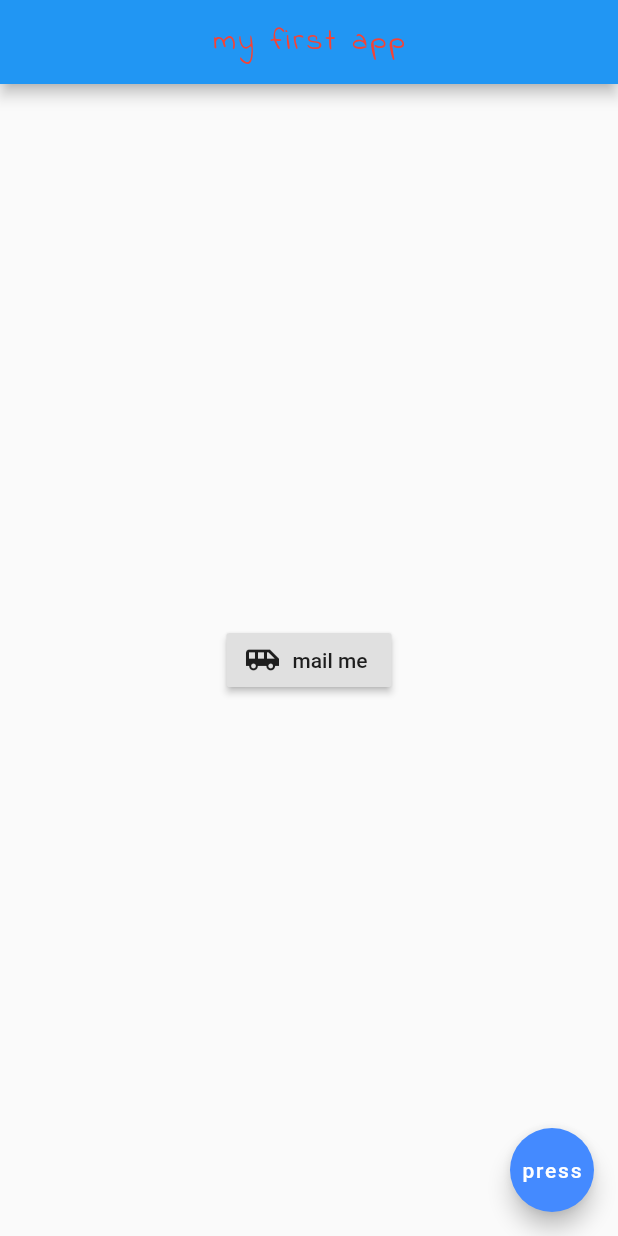
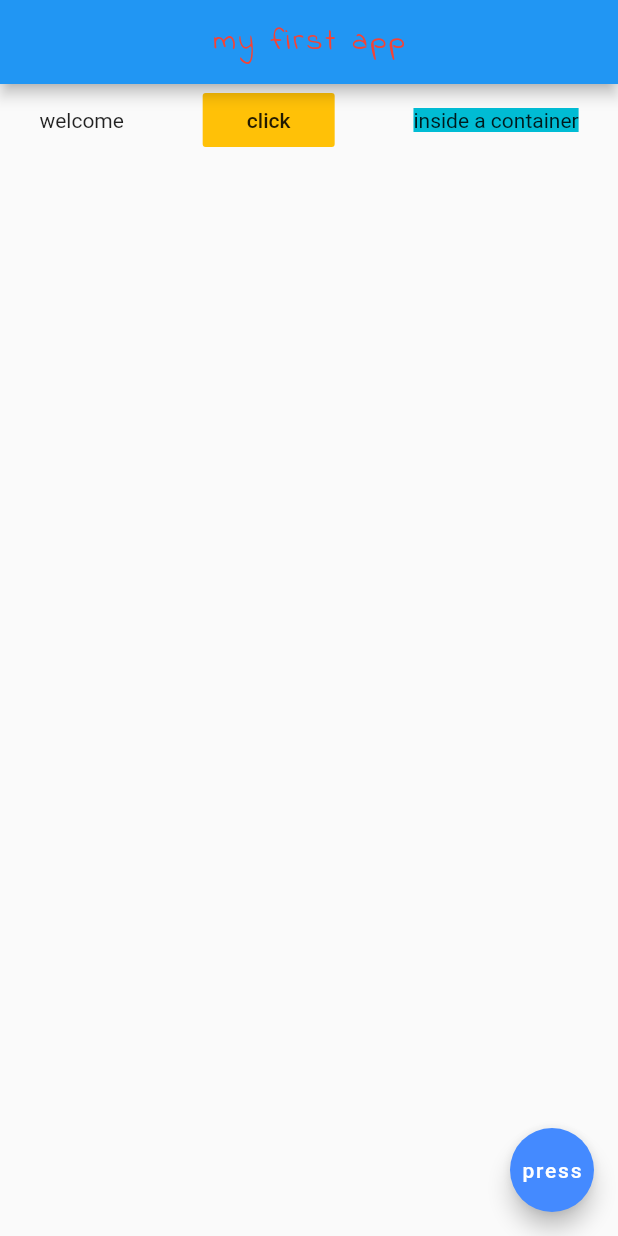
Before and after one commit to abdultanveer/flutter_mtap, a Flutter app: the screen it shows after launch, on a phone screen of 412 x 824 dp. Run offline on Flutter 3.47's test engine with Material 2 defaults, Android fonts, the phone set to English and light mode, and no system bars.

Commit message:
layout- with rows

```diff
--- a/lib/main.dart
+++ b/lib/main.dart
@@ -24,12 +24,16 @@ class MyApp extends StatelessWidget {
           ),
           centerTitle: true,
         ),
-        body: Center(
-            child: RaisedButton.icon(
-                onPressed: (){},
-                icon: Icon(Icons.airport_shuttle),
-                label: Text('mail me'))
+        body: Row(
+          mainAxisAlignment: MainAxisAlignment.spaceAround,
+          children: <Widget>[
+            Text('welcome'),
+            FlatButton(onPressed: (){}, child: Text('click'),color: Colors.amber,),
+            Container(color: Colors.cyan, child: Text('inside a container')),
+
+          ],
         ),
+
         floatingActionButton: FloatingActionButton(
           backgroundColor: Colors.blueAccent,
           child: Text('press'),
```
